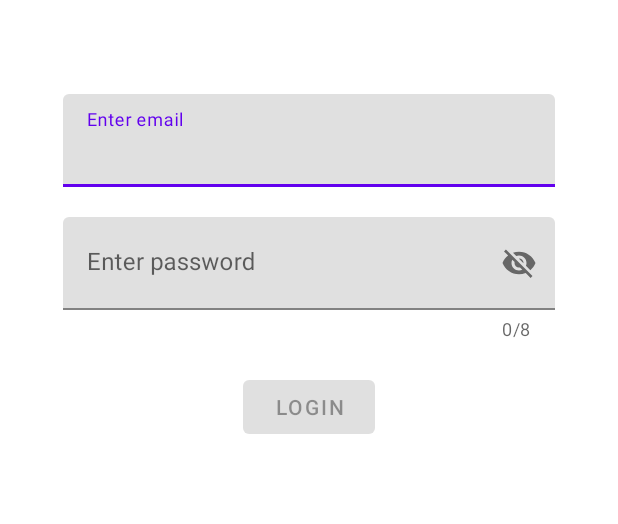
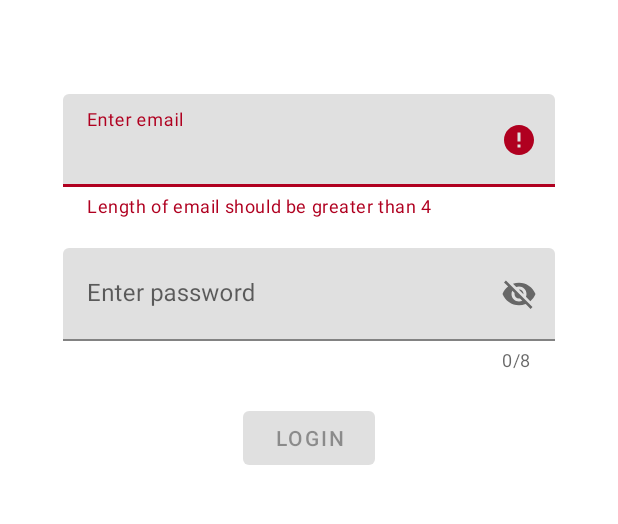
Before and after one commit to delet-dis/loginActivity, an Android app: the screen it shows after launch (MainActivity), after a tap on an icon or button, on a phone screen of 412 x 824 dp, the part 335-859 px from its top. Run offline under Robolectric (Android 15) with nearby library versions, the phone set to English and light mode, and no system bars.

Commit message:
changed logics of mismatch visualising

```diff
--- a/app/src/main/java/com/delet_dis/loginactivity/MainActivity.java
+++ b/app/src/main/java/com/delet_dis/loginactivity/MainActivity.java
@@ -3,17 +3,21 @@ package com.delet_dis.loginactivity;
 import android.os.Bundle;
 import android.text.Editable;
 import android.text.TextWatcher;
+import android.view.View;
 import android.widget.Button;
 
 import androidx.appcompat.app.AppCompatActivity;
 
 import com.google.android.material.textfield.TextInputEditText;
+import com.google.android.material.textfield.TextInputLayout;
 
 public class MainActivity extends AppCompatActivity {
 
   private TextInputEditText emailInputEdit;
   private TextInputEditText passwordInputEdit;
   private Button loginButton;
+  private TextInputLayout emailWrapper;
+  private TextInputLayout passwordWrapper;
 
   @Override
   protected void onCreate(Bundle savedInstanceState) {
@@ -23,15 +27,18 @@ public class MainActivity extends AppCompatActivity {
 	emailInputEdit = findViewById(R.id.emailInputEdit);
 	passwordInputEdit = findViewById(R.id.passwordInputEdit);
 	loginButton = findViewById(R.id.loginButton);
+	emailWrapper = findViewById(R.id.emailInput);
+	passwordWrapper = findViewById(R.id.passwordInput);
 
-//	loginButton.setOnClickListener(new View.OnClickListener() {
-//	  @Override
-//	  public void onClick(View v) {
-//		checkInputsLengths(emailInputEdit, passwordInputEdit, loginButton);
-//	  }
-//	});
+	loginButton.setEnabled(false);
 
-	checkInputsLengths(emailInputEdit, passwordInputEdit, loginButton);
+	loginButton.setOnClickListener(new View.OnClickListener() {
+	  @Override
+	  public void onClick(View v) {
+		loginButtonOnclick(emailInputEdit, passwordInputEdit);
+	  }
+	});
+
 
 	emailInputEdit.addTextChangedListener(new TextWatcher() {
 	  @Override
@@ -40,7 +47,14 @@ public class MainActivity extends AppCompatActivity {
 
 	  @Override
 	  public void onTextChanged(CharSequence s, int start, int before, int count) {
-		checkInputsLengths(emailInputEdit, passwordInputEdit, loginButton);
+		if (emailInputEdit.hasFocus()) {
+		  checkEmailLength(emailInputEdit, loginButton, emailWrapper);
+		  checkInputsLengths(emailInputEdit, passwordInputEdit, loginButton);
+		}
+		if (passwordInputEdit.hasFocus()) {
+		  checkPasswordLength(passwordInputEdit, loginButton, passwordWrapper);
+		  checkInputsLengths(emailInputEdit, passwordInputEdit, loginButton);
+		}
 	  }
 
 	  @Override
@@ -55,7 +69,14 @@ public class MainActivity extends AppCompatActivity {
 
 	  @Override
 	  public void onTextChanged(CharSequence s, int start, int before, int count) {
-		checkInputsLengths(emailInputEdit, passwordInputEdit, loginButton);
+		if (emailInputEdit.hasFocus()) {
+		  checkEmailLength(emailInputEdit, loginButton, emailWrapper);
+		  checkInputsLengths(emailInputEdit, passwordInputEdit, loginButton);
+		}
+		if (passwordInputEdit.hasFocus()) {
+		  checkPasswordLength(passwordInputEdit, loginButton, passwordWrapper);
+		  checkInputsLengths(emailInputEdit, passwordInputEdit, loginButton);
+		}
 	  }
 
 	  @Override
@@ -65,11 +86,41 @@ public class MainActivity extends AppCompatActivity {
   }
 
   public void checkInputsLengths(TextInputEditText email, TextInputEditText password, Button login) {
-	if (email.length() > 4 && password.length() <= 8 && password.length() >= 3) {
+	if (email.length() >= 4 && password.length() <= 8 && password.length() >= 3) {
 	  login.setEnabled(true);
 	} else {
 	  login.setEnabled(false);
 	}
   }
 
+  public void checkEmailLength(TextInputEditText email, Button login, TextInputLayout wrapper) {
+	if (email.length() < 4) {
+	  wrapper.setError(getString(R.string.emailError));
+	  login.setEnabled(false);
+	} else {
+	  wrapper.setError(null);
+	  login.setEnabled(true);
+	}
+  }
+
+  public void checkPasswordLength(TextInputEditText password, Button login, TextInputLayout wrapper) {
+	if (password.length() < 3 || password.length() > 8) {
+	  wrapper.setError(getString(R.string.passwordError));
+	  login.setEnabled(false);
+	} else {
+	  wrapper.setError(null);
+	  login.setEnabled(true);
+	}
+  }
+
+  public void loginButtonOnclick(TextInputEditText email, TextInputEditText password) {
+	email.setText("");
+	password.setText("");
+	email.clearFocus();
+	password.clearFocus();
+
+	emailWrapper.setError(null);
+	passwordWrapper.setError(null);
+  }
+
 }
--- a/app/src/main/res/layout/activity_main.xml
+++ b/app/src/main/res/layout/activity_main.xml
@@ -20,7 +20,7 @@
           tools:srcCompat="@drawable/ic_main_logo_50" />
 
   <com.google.android.material.textfield.TextInputLayout
-          android:id="@+id/emaiInput"
+          android:id="@+id/emailInput"
           android:layout_width="328dp"
           android:layout_height="wrap_content"
           android:layout_marginTop="230dp"
@@ -54,7 +54,7 @@
           app:hintEnabled="true"
           app:layout_constraintEnd_toEndOf="parent"
           app:layout_constraintStart_toStartOf="parent"
-          app:layout_constraintTop_toBottomOf="@+id/emaiInput"
+          app:layout_constraintTop_toBottomOf="@+id/emailInput"
           app:passwordToggleEnabled="true"
           app:passwordToggleTintMode="multiply">
 
--- a/app/src/main/res/values/strings.xml
+++ b/app/src/main/res/values/strings.xml
@@ -4,4 +4,6 @@
   <string name="emailHint">Enter email</string>
   <string name="passwordHint">Enter password</string>
   <string name="loginText">Login</string>
+  <string name="emailError">Length of email should be greater than 4</string>
+  <string name="passwordError">Length of password should be greater than 3 and less than 8</string>
 </resources>
```
